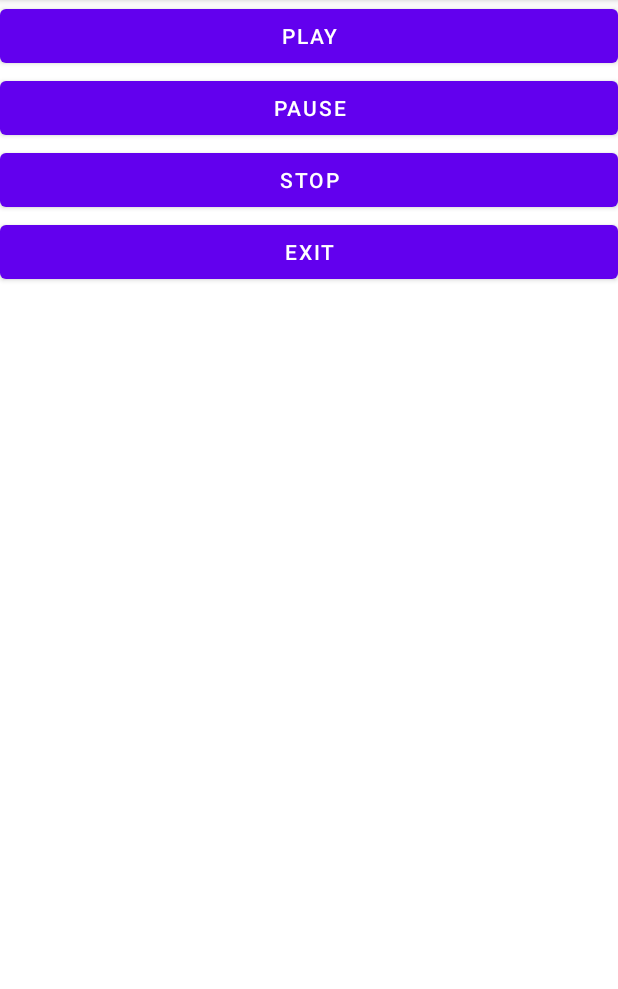
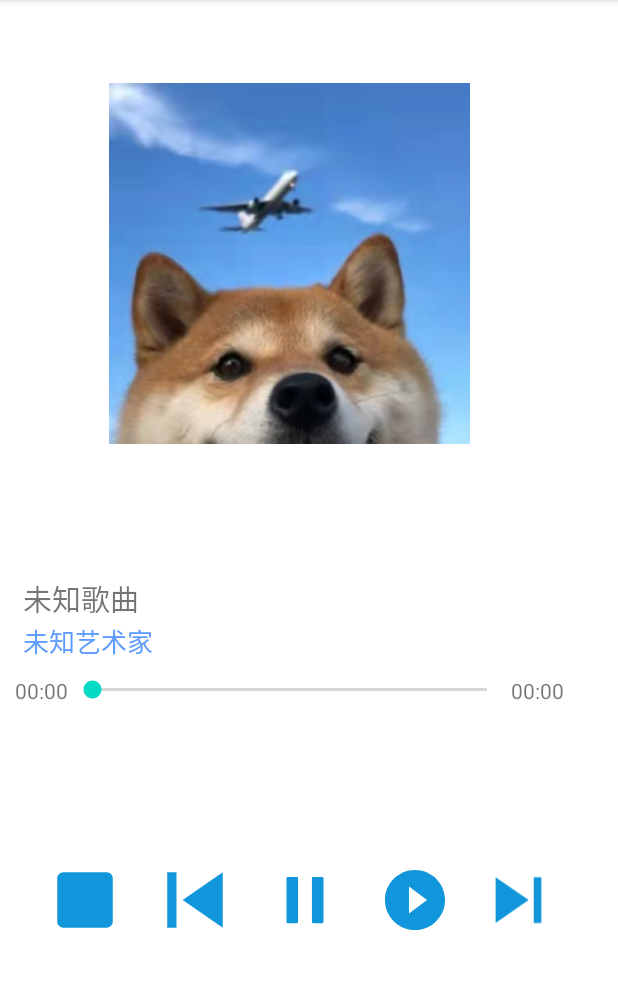
Before and after one commit to pz-levin/HQMusic, an Android app: the MusicActivity screen opened directly, with no data from a screen before it, on a phone screen of 412 x 824 dp, the part 84-1073 px from its top. Run offline under Robolectric (Android 15) with nearby library versions, the phone set to English and light mode, and no system bars.

Commit message:
上下曲、recycleView波纹效果

```diff
--- a/HQproj-master/app/src/main/java/com/example/hqproj/Activity/MusicActivity.java
+++ b/HQproj-master/app/src/main/java/com/example/hqproj/Activity/MusicActivity.java
@@ -1,37 +1,58 @@
-
 package com.example.hqproj.Activity;
 
 import android.content.Intent;
 import android.os.Bundle;
 import android.view.View;
-import android.widget.Button;
+import android.widget.ImageButton;
+import android.widget.ImageView;
+import android.widget.TextView;
 
 import androidx.appcompat.app.AppCompatActivity;
-
+import com.example.hqproj.R;
 import com.example.hqproj.Service.MusicService;
-import com.example.hqproj.R;
 
 public class MusicActivity extends AppCompatActivity implements View.OnClickListener {
 
-    private Button btn_play;
-    private Button btn_pause;
-    private Button btn_stop;
-    private Button btn_exit;
+    public static ImageView mSinger_image;
+    public static TextView mSong;
+    public static TextView mSinger;
+
+    private ImageButton btn_play;
+    private ImageButton btn_pause;
+    private ImageButton btn_stop;
+    private ImageButton btn_plus;
+    private ImageButton btn_minus;
+    private ImageView singer_image;
+    private TextView song;
+    private TextView singer;
 
     @Override
     protected void onCreate(Bundle savedInstanceState) {
         super.onCreate(savedInstanceState);
-        setContentView(R.layout.activity_page);
+        setContentView(R.layout.music_page);
 
         btn_play =  findViewById(R.id.btn_play);
         btn_pause = findViewById(R.id.btn_pause);
         btn_stop = findViewById(R.id.btn_stop);
-        btn_exit = findViewById(R.id.btn_exit);
+        btn_plus = findViewById(R.id.btn_plus);
+        btn_minus = findViewById(R.id.btn_minus);
+        singer_image = findViewById(R.id.singer_image);
+        song = findViewById(R.id.song);
+        singer = findViewById(R.id.singer);
+        mSinger_image = singer_image;
+        mSong = song;
+        mSinger = singer;
 
         btn_play.setOnClickListener(this);
         btn_pause.setOnClickListener(this);
         btn_stop.setOnClickListener(this);
-        btn_exit.setOnClickListener(this);
+        btn_plus.setOnClickListener(this);
+        btn_minus.setOnClickListener(this);
+
+        //点击某个item就播放
+        Intent intent = new Intent(this, MusicService.class);
+        intent.putExtra("action","play");
+        startService(intent);
     }
 
     @Override
@@ -53,11 +74,16 @@ public class MusicActivity extends AppCompatActivity implements View.OnClickList
                 startService(intent);
                 break;
 
-            case R.id.btn_exit:
-                intent.putExtra("action", "exit");
-                stopService(intent);
-                finish();
+            case R.id.btn_plus:
+                intent.putExtra("action", "plus");
+                startService(intent);
                 break;
+
+            case R.id.btn_minus:
+                intent.putExtra("action", "minus");
+                startService(intent);
+                break;
+
         }
     }
 
--- /dev/null
+++ b/HQproj-master/app/src/main/res/drawable-v21/touch_bg.xml
@@ -0,0 +1,5 @@
+<?xml version="1.0" encoding="utf-8"?>
+<ripple xmlns:android="http://schemas.android.com/apk/res/android"
+    android:color="#d3d3d3">
+    <item android:drawable="@color/white"/>
+</ripple>
--- /dev/null
+++ b/HQproj-master/app/src/main/res/drawable/ic_next.xml
@@ -0,0 +1,9 @@
+<vector xmlns:android="http://schemas.android.com/apk/res/android"
+    android:width="200dp"
+    android:height="200dp"
+    android:viewportWidth="1024"
+    android:viewportHeight="1024">
+  <path
+      android:fillColor="#1296db"
+      android:pathData="M128,128v768l554.6,-384L128,128zM768,128h128v768h-128z"/>
+</vector>
--- /dev/null
+++ b/HQproj-master/app/src/main/res/drawable/ic_pause.xml
@@ -0,0 +1,9 @@
+<vector xmlns:android="http://schemas.android.com/apk/res/android"
+    android:width="64dp"
+    android:height="64dp"
+    android:viewportWidth="1024"
+    android:viewportHeight="1024">
+    <path
+        android:fillColor="#1296db"
+        android:pathData="M512,96C282.4,96 96,282.4 96,512s186.4,416 416,416 416,-186.4 416,-416S741.6,96 512,96zM428.8,699.2L428.8,324.8L678.4,512l-249.6,187.2z" />
+</vector>
--- /dev/null
+++ b/HQproj-master/app/src/main/res/drawable/ic_play.xml
@@ -0,0 +1,4 @@
+<vector android:height="64dp" android:viewportHeight="1024"
+    android:viewportWidth="1024" android:width="64dp" xmlns:android="http://schemas.android.com/apk/res/android">
+    <path android:fillColor="#1296db" android:pathData="M399.8,832h-127.6c-9,0 -16.2,-7.2 -16.2,-16L256,208c0,-8.8 7.2,-16 16.2,-16h127.6c9,0 16.2,7.2 16.2,16v608c0,8.8 -7.2,16 -16.2,16zM751.8,832h-127.6c-9,0 -16.2,-7.2 -16.2,-16L608,208c0,-8.8 7.2,-16 16.2,-16h127.6c9,0 16.2,7.2 16.2,16v608c0,8.8 -7.2,16 -16.2,16z"/>
+</vector>
--- /dev/null
+++ b/HQproj-master/app/src/main/res/drawable/ic_previous.xml
@@ -0,0 +1,4 @@
+<vector android:height="64dp" android:viewportHeight="1024"
+    android:viewportWidth="1024" android:width="64dp" xmlns:android="http://schemas.android.com/apk/res/android">
+    <path android:fillColor="#1296db" android:pathData="M341.4,512L896,896V128L341.4,512zM128,128h128v768H128z"/>
+</vector>
--- /dev/null
+++ b/HQproj-master/app/src/main/res/drawable/ic_stop.xml
@@ -0,0 +1,4 @@
+<vector android:height="64dp" android:viewportHeight="1024"
+    android:viewportWidth="1024" android:width="64dp" xmlns:android="http://schemas.android.com/apk/res/android">
+    <path android:fillColor="#1296db" android:pathData="M810.67,128H213.33C166.4,128 128,166.4 128,213.33v597.33C128,857.6 166.4,896 213.33,896h597.33C857.6,896 896,857.6 896,810.67V213.33C896,166.4 857.6,128 810.67,128z"/>
+</vector>
--- a/HQproj-master/app/src/main/res/layout/activity_page.xml
+++ /dev/null
@@ -1,33 +0,0 @@
-<?xml version="1.0" encoding="utf-8"?>
-<LinearLayout xmlns:android="http://schemas.android.com/apk/res/android"
-    android:orientation="vertical"
-    android:layout_width="match_parent"
-    android:layout_height="match_parent">
-
-    <Button
-        android:layout_width="match_parent"
-        android:layout_height="wrap_content"
-        android:id="@+id/btn_play"
-        android:text="Play" />
-
-    <Button
-        android:layout_width="match_parent"
-        android:layout_height="wrap_content"
-        android:id="@+id/btn_pause"
-        android:text="Pause" />
-
-    <Button
-        android:layout_width="match_parent"
-        android:layout_height="wrap_content"
-        android:id="@+id/btn_stop"
-        android:text="Stop" />
-
-    <Button
-        android:layout_width="match_parent"
-        android:layout_height="wrap_content"
-        android:id="@+id/btn_exit"
-        android:text="Exit" />
-
-
-
-</LinearLayout>
--- a/HQproj-master/app/src/main/res/layout/activity_recycler_view.xml
+++ b/HQproj-master/app/src/main/res/layout/activity_recycler_view.xml
@@ -3,6 +3,7 @@
     xmlns:tools="http://schemas.android.com/tools"
     android:layout_width="match_parent"
     android:layout_height="match_parent"
+    android:background="#fffef9"
     tools:context=".Activity.RecyclerViewActivity">
 
     <androidx.recyclerview.widget.RecyclerView
--- /dev/null
+++ b/HQproj-master/app/src/main/res/layout/music_page.xml
@@ -0,0 +1,246 @@
+<?xml version="1.0" encoding="utf-8"?>
+<TableLayout
+    xmlns:android="http://schemas.android.com/apk/res/android"
+    android:layout_width="match_parent"
+    android:layout_height="match_parent">
+
+    <TableRow>
+        <ImageView
+            android:id="@+id/singer_image"
+            android:layout_width="296dp"
+            android:layout_height="296dp"
+            android:paddingTop="55dp"
+            android:src="@drawable/bg" />
+    </TableRow>
+
+    <TableRow
+        android:paddingTop="50dp"
+        android:layout_width="match_parent"
+        android:layout_height="match_parent">
+
+        <LinearLayout
+            android:layout_width="match_parent"
+            android:layout_height="match_parent"
+            android:orientation="horizontal">
+
+            <TextView
+                android:id="@+id/textView5"
+                android:layout_width="wrap_content"
+                android:layout_height="wrap_content"
+                android:layout_weight="1" />
+        </LinearLayout>
+    </TableRow>
+
+    <TableRow
+        android:layout_width="match_parent"
+        android:layout_height="match_parent">
+
+        <LinearLayout
+            android:layout_width="match_parent"
+            android:layout_height="match_parent"
+            android:orientation="horizontal">
+
+            <TextView
+                android:id="@+id/textView6"
+                android:layout_width="wrap_content"
+                android:layout_height="wrap_content"
+                android:layout_weight="1" />
+        </LinearLayout>
+    </TableRow>
+
+    <TableRow>
+
+        <LinearLayout
+            android:layout_width="match_parent"
+            android:layout_height="match_parent"
+            android:orientation="vertical">
+
+            <TextView
+                android:id="@+id/song"
+                android:layout_width="wrap_content"
+                android:layout_height="wrap_content"
+                android:layout_weight="1"
+                android:textSize="19sp"
+                android:paddingLeft="15dp"
+                android:text="未知歌曲" />
+
+            <TextView
+                android:id="@+id/singer"
+                android:layout_width="wrap_content"
+                android:layout_height="wrap_content"
+                android:layout_weight="1"
+                android:textSize="17sp"
+                android:textColor="#ff5e9cff"
+                android:paddingLeft="15dp"
+                android:text="未知艺术家" />
+        </LinearLayout>
+    </TableRow>
+
+    <TableRow
+        android:layout_width="match_parent"
+        android:layout_height="match_parent">
+
+        <LinearLayout
+            android:layout_width="match_parent"
+            android:layout_height="match_parent"
+            android:orientation="horizontal">
+
+        </LinearLayout>
+    </TableRow>
+
+    <TableRow
+        android:layout_width="match_parent"
+        android:layout_height="match_parent">
+
+        <LinearLayout
+            android:layout_width="match_parent"
+            android:layout_height="match_parent"
+            android:layout_margin="10dp"
+            android:orientation="horizontal"
+            android:weightSum="1">
+
+            <TextView
+                android:id="@+id/playingTime"
+                android:layout_width="wrap_content"
+                android:layout_height="wrap_content"
+                android:text="00:00" />
+
+            <SeekBar
+                android:id="@+id/seekBar1"
+                android:layout_width="295dp"
+                android:layout_height="wrap_content"
+                android:max="100"
+                android:layout_weight="0.78" />
+
+            <TextView
+                android:id="@+id/totalTime"
+                android:layout_width="wrap_content"
+                android:layout_height="wrap_content"
+                android:text="00:00" />
+        </LinearLayout>
+    </TableRow>
+
+    <TableRow
+        android:layout_width="match_parent"
+        android:layout_height="match_parent">
+
+        <LinearLayout
+            android:layout_width="match_parent"
+            android:layout_height="match_parent"
+            android:orientation="horizontal">
+
+        </LinearLayout>
+    </TableRow>
+
+    <TableRow
+        android:layout_width="match_parent"
+        android:layout_height="match_parent">
+
+        <LinearLayout
+            android:layout_width="240dp"
+            android:layout_height="match_parent"
+            android:layout_gravity="center"
+            android:layout_margin="10dp"
+            android:orientation="horizontal">
+
+            <ImageButton
+                android:id="@+id/btn_stop"
+                android:layout_width="92dp"
+                android:layout_height="match_parent"
+                android:layout_weight="1"
+                android:backgroundTint="@android:color/background_light"
+                android:scaleType="fitCenter"
+                android:src="@drawable/ic_stop"
+                android:text="停止"
+                android:textSize="15sp" />
+
+            <ImageButton
+                android:id="@+id/btn_minus"
+                android:layout_width="92dp"
+                android:layout_height="match_parent"
+                android:layout_weight="1"
+                android:backgroundTint="@android:color/background_light"
+                android:scaleType="fitCenter"
+                android:src="@drawable/ic_previous"
+                android:text="前一"
+                android:textSize="15sp" />
+
+            <ImageButton
+                android:id="@+id/btn_play"
+                android:layout_width="92dp"
+                android:layout_height="match_parent"
+                android:layout_weight="1"
+                android:backgroundTint="@android:color/background_light"
+                android:scaleType="fitCenter"
+                android:src="@drawable/ic_play"
+                android:text="播放"
+                android:textSize="15sp" />
+
+            <ImageButton
+                android:id="@+id/btn_pause"
+                android:layout_width="92dp"
+                android:layout_height="match_parent"
+                android:layout_weight="1"
+                android:backgroundTint="@android:color/background_light"
+                android:scaleType="fitCenter"
+                android:src="@drawable/ic_pause"
+                android:text="暂停"
+                android:textSize="15sp" />
+
+            <ImageButton
+                android:id="@+id/btn_plus"
+                android:layout_width="92dp"
+                android:layout_height="match_parent"
+                android:layout_weight="1"
+                android:backgroundTint="@android:color/background_light"
+                android:scaleType="fitCenter"
+                android:paddingRight="20dp"
+                android:src="@drawable/ic_next"
+                android:text="后一"
+                android:textSize="15sp" />
+
+        </LinearLayout>
+    </TableRow>
+
+    <TableRow
+        android:layout_width="match_parent"
+        android:layout_height="match_parent" >
+
+        <LinearLayout
+            android:layout_width="match_parent"
+            android:layout_height="match_parent"
+            android:orientation="horizontal">
+
+        </LinearLayout>
+    </TableRow>
+
+    <TableRow
+        android:layout_width="match_parent"
+        android:layout_height="match_parent"
+        android:layout_weight="1">
+
+        <!--        <LinearLayout-->
+        <!--            android:layout_width="wrap_content"-->
+        <!--            android:layout_height="wrap_content"-->
+        <!--            android:layout_margin="10dp"-->
+        <!--            android:orientation="horizontal">-->
+
+        <!--            <ImageView-->
+        <!--                android:id="@+id/imageView2"-->
+        <!--                android:layout_width="15dp"-->
+        <!--                android:layout_height="match_parent"-->
+        <!--                android:layout_weight="28.30"-->
+        <!--                android:src="@drawable/volume2" />-->
+
+
+        <!--            <ImageView-->
+        <!--                android:id="@+id/imageView3"-->
+        <!--                android:layout_width="18dp"-->
+        <!--                android:layout_height="match_parent"-->
+        <!--                android:layout_weight="21.42"-->
+        <!--                android:src="@drawable/volume1" />-->
+
+        <!--        </LinearLayout>-->
+    </TableRow>
+
+</TableLayout>
```
Also changed, not shown: HQproj-master/app/src/main/AndroidManifest.xml (+15 -6 lines), HQproj-master/app/src/main/java/com/example/hqproj/Activity/RecyclerViewActivity.java (+24 -1 lines), HQproj-master/app/src/main/java/com/example/hqproj/Service/MusicService.java (+130 -6 lines), HQproj-master/app/src/main/res/drawable/ic__play1.xml (added, +16 -0 lines), HQproj-master/app/src/main/res/layout/item.xml (+9 -6 lines).
